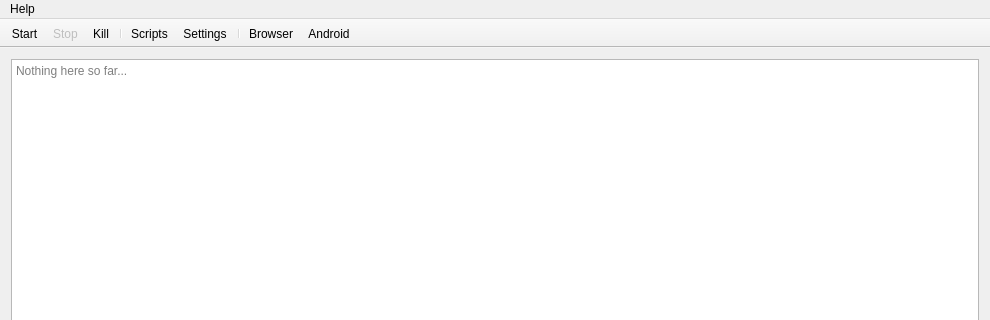
First picture: the form in botfather/src/gui/control_window.ui, repository botfatherio/botfather, before the edit; both pictures show x 0 to 990 and y 0 to 320 of the 990 by 616 pixel window.
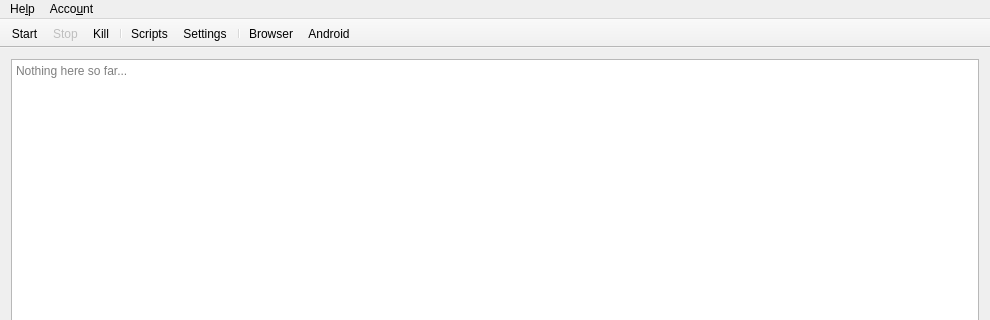
Second picture: the form after the edit. Icons and pictures are not drawn.

Commit message: Add account submenu with plans and logout button (WIP)

```diff
--- a/botfather/src/gui/control_window.ui
+++ b/botfather/src/gui/control_window.ui
@@ -71,7 +71,7 @@
      <x>0</x>
      <y>0</y>
      <width>990</width>
-     <height>24</height>
+     <height>23</height>
     </rect>
    </property>
    <property name="contextMenuPolicy">
@@ -79,12 +79,20 @@
    </property>
    <widget class="QMenu" name="menuHelp">
     <property name="title">
-     <string>Help</string>
+     <string>He&amp;lp</string>
     </property>
     <addaction name="actionAbout"/>
     <addaction name="actionAboutQt"/>
    </widget>
+   <widget class="QMenu" name="menuAccount">
+    <property name="title">
+     <string>Acco&amp;unt</string>
+    </property>
+    <addaction name="actionPremiumPlans"/>
+    <addaction name="actionLogout"/>
+   </widget>
    <addaction name="menuHelp"/>
+   <addaction name="menuAccount"/>
   </widget>
   <widget class="QToolBar" name="mainToolBar">
    <property name="enabled">
```
Left out of the diff: 14 changed lines with no effect on the pictures. The commit also changes 2 other files.
